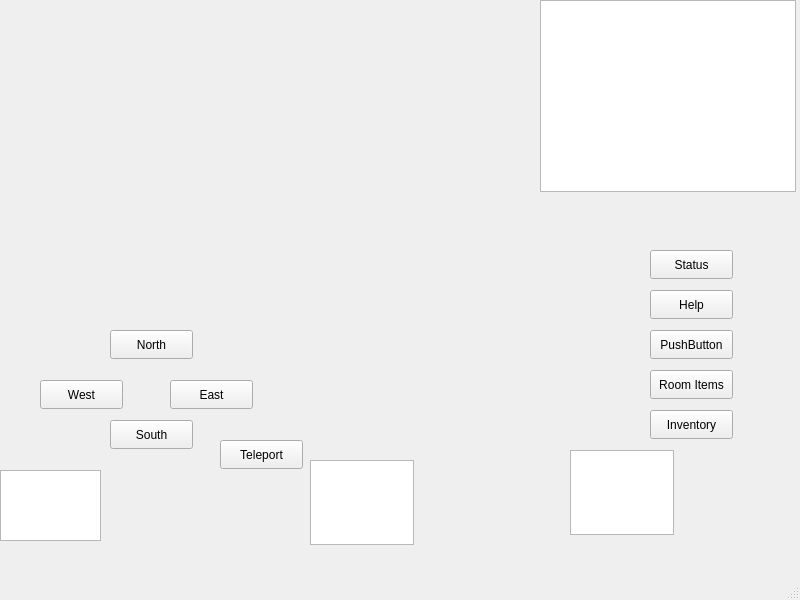
Above: mainwindow.ui from kiing-dom/ZorkProject before the change. Below: the same form after it.
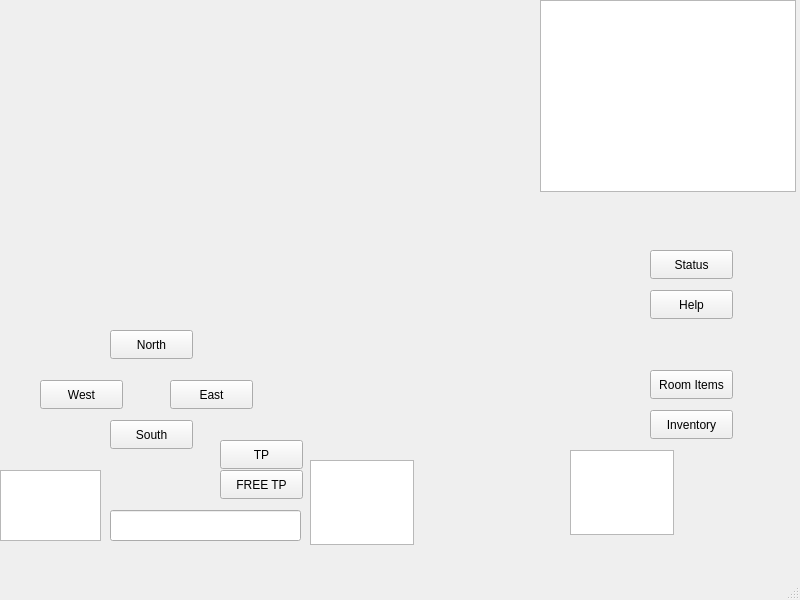
That is the form after the change.

The edit to the form file:
```diff
--- a/mainwindow.ui
+++ b/mainwindow.ui
@@ -76,7 +76,7 @@
      </rect>
     </property>
     <property name="text">
-     <string>Teleport</string>
+     <string>TP</string>
     </property>
    </widget>
    <widget class="QPushButton" name="pushButton_6">
@@ -128,14 +128,14 @@
    <widget class="QPushButton" name="pushButton_8">
     <property name="geometry">
      <rect>
-      <x>650</x>
-      <y>330</y>
+      <x>220</x>
+      <y>470</y>
       <width>83</width>
       <height>29</height>
      </rect>
     </property>
     <property name="text">
-     <string>PushButton</string>
+     <string>FREE TP</string>
     </property>
    </widget>
    <widget class="QPushButton" name="pushButton_9">
@@ -184,6 +184,16 @@
      </rect>
     </property>
    </widget>
+   <widget class="QLineEdit" name="lineEdit">
+    <property name="geometry">
+     <rect>
+      <x>110</x>
+      <y>510</y>
+      <width>191</width>
+      <height>31</height>
+     </rect>
+    </property>
+   </widget>
   </widget>
   <widget class="QMenuBar" name="menubar">
    <property name="geometry">
```
